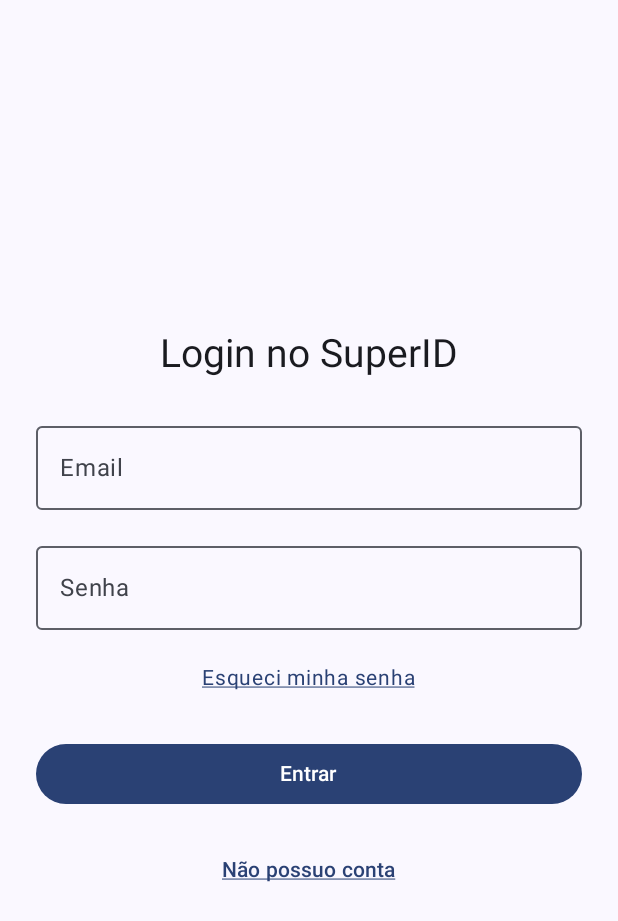
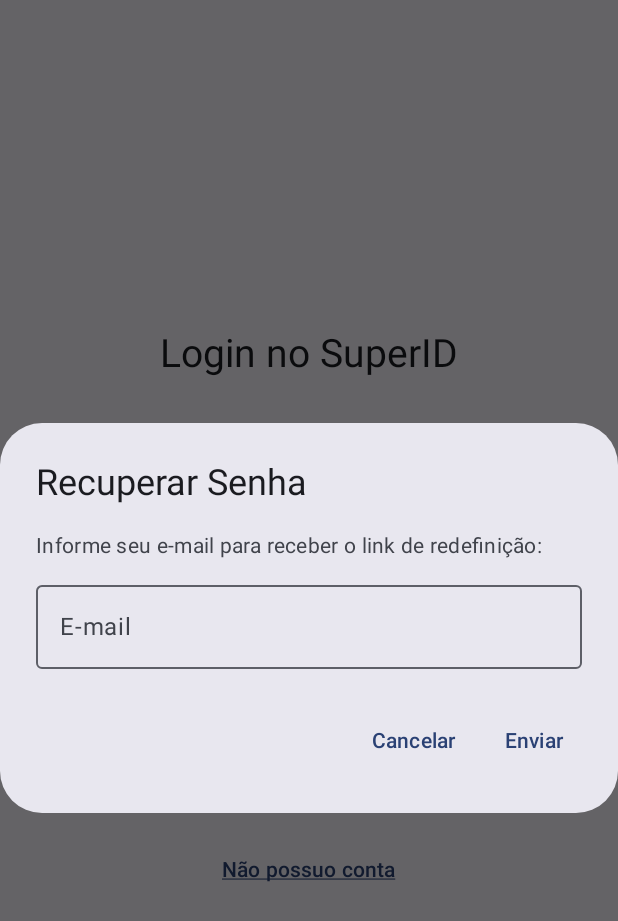
Before and after one commit to Mansurz1n/PI-3-Turma4-1, an Android app built with Jetpack Compose: the LoginScreen screen opened through its navigation route, after a tap on "Esqueci minha senha", on a phone screen of 412 x 824 dp. Shown: the top 921 px of the screen. Run offline under Robolectric (Android 15) with nearby library versions, the phone set to English and light mode, and no system bars; our stand-ins replace Firebase (no records; nobody signed in at launch, a user with empty details on screens opened directly).

Commit message:
função de recuperação de senha
a função de recuperação de senha está pronta

```diff
--- a/SuperID/app/src/main/java/br/edu/puc/superid/ui/LoginScreen.kt
+++ b/SuperID/app/src/main/java/br/edu/puc/superid/ui/LoginScreen.kt
@@ -1,10 +1,9 @@
 package br.edu.puc.superid.ui
 
-import android.content.Intent
-import android.net.Uri
 import android.widget.Toast
 import androidx.compose.foundation.clickable
 import androidx.compose.foundation.layout.*
+import androidx.compose.material3.AlertDialog
 import androidx.compose.material3.Button
 import androidx.compose.material3.MaterialTheme
 import androidx.compose.material3.OutlinedTextField
@@ -25,7 +24,11 @@ import com.google.firebase.auth.FirebaseAuth
 fun LoginScreen(navController: NavController) {
     var email by remember { mutableStateOf("") }
     var senha by remember { mutableStateOf("") }
+    var showResetDialog by remember { mutableStateOf(false) }
+    var resetEmail by remember { mutableStateOf("") }
+
     val context = LocalContext.current
+    val auth = FirebaseAuth.getInstance()
 
     Column(
         modifier = Modifier
@@ -65,13 +68,7 @@ fun LoginScreen(navController: NavController) {
             color = MaterialTheme.colorScheme.primary,
             textDecoration = TextDecoration.Underline,
             modifier = Modifier
-                .clickable {
-                    val intent = Intent(
-                        Intent.ACTION_VIEW,
-                        Uri.parse("https://www.youtube.com/watch?v=dQw4w9WgXcQ")
-                    )
-                    context.startActivity(intent)
-                }
+                .clickable { showResetDialog = true }
                 .padding(4.dp)
         )
 
@@ -80,19 +77,17 @@ fun LoginScreen(navController: NavController) {
         Button(
             onClick = {
                 if (email.isNotBlank() && senha.isNotBlank()) {
-                    FirebaseAuth.getInstance()
-                        .signInWithEmailAndPassword(email, senha)
+                    auth.signInWithEmailAndPassword(email, senha)
                         .addOnCompleteListener { task ->
                             if (task.isSuccessful) {
-                                val user = FirebaseAuth.getInstance().currentUser
-                                if (user != null && user.isEmailVerified) {
-                                    Toast.makeText(context, "Login bem-sucedido!", Toast.LENGTH_SHORT).show()
-                                    navController.navigate("home")
-                                } else {
-                                    Toast.makeText(context, "Verifique seu e-mail cadastrado.", Toast.LENGTH_LONG).show()
-                                }
+                                Toast.makeText(context, "Login bem-sucedido!", Toast.LENGTH_SHORT).show()
+                                navController.navigate("home")
                             } else {
-                                Toast.makeText(context, "Erro no login: ${task.exception?.message}", Toast.LENGTH_LONG).show()
+                                Toast.makeText(
+                                    context,
+                                    "Erro no login: ${task.exception?.message}",
+                                    Toast.LENGTH_LONG
+                                ).show()
                             }
                         }
                 } else {
@@ -117,4 +112,55 @@ fun LoginScreen(navController: NavController) {
             )
         }
     }
+
+    if (showResetDialog) {
+        AlertDialog(
+            onDismissRequest = { showResetDialog = false },
+            title = { Text("Recuperar Senha") },
+            text = {
+                Column {
+                    Text("Informe seu e-mail para receber o link de redefinição:")
+                    Spacer(modifier = Modifier.height(8.dp))
+                    OutlinedTextField(
+                        value = resetEmail,
+                        onValueChange = { resetEmail = it },
+                        label = { Text("E-mail") },
+                        modifier = Modifier.fillMaxWidth()
+                    )
+                }
+            },
+            confirmButton = {
+                TextButton(onClick = {
+                    if (resetEmail.isNotBlank()) {
+                        auth.sendPasswordResetEmail(resetEmail)
+                            .addOnCompleteListener { resetTask ->
+                                if (resetTask.isSuccessful) {
+                                    Toast.makeText(
+                                        context,
+                                        "Link enviado para $resetEmail",
+                                        Toast.LENGTH_LONG
+                                    ).show()
+                                } else {
+                                    Toast.makeText(
+                                        context,
+                                        "Erro: ${resetTask.exception?.message}",
+                                        Toast.LENGTH_LONG
+                                    ).show()
+                                }
+                            }
+                    } else {
+                        Toast.makeText(context, "Digite um e-mail válido", Toast.LENGTH_SHORT).show()
+                    }
+                    showResetDialog = false
+                }) {
+                    Text("Enviar")
+                }
+            },
+            dismissButton = {
+                TextButton(onClick = { showResetDialog = false }) {
+                    Text("Cancelar")
+                }
+            }
+        )
+    }
 }
```
